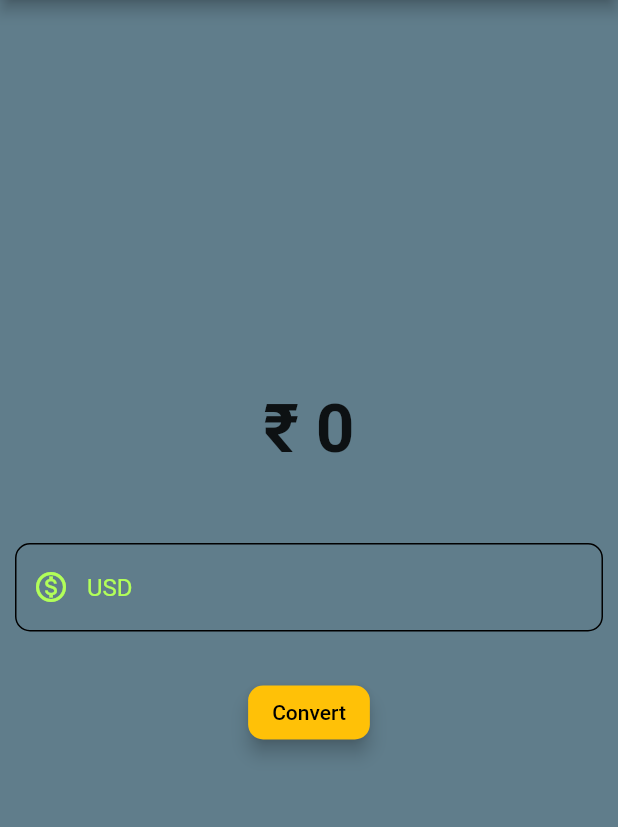
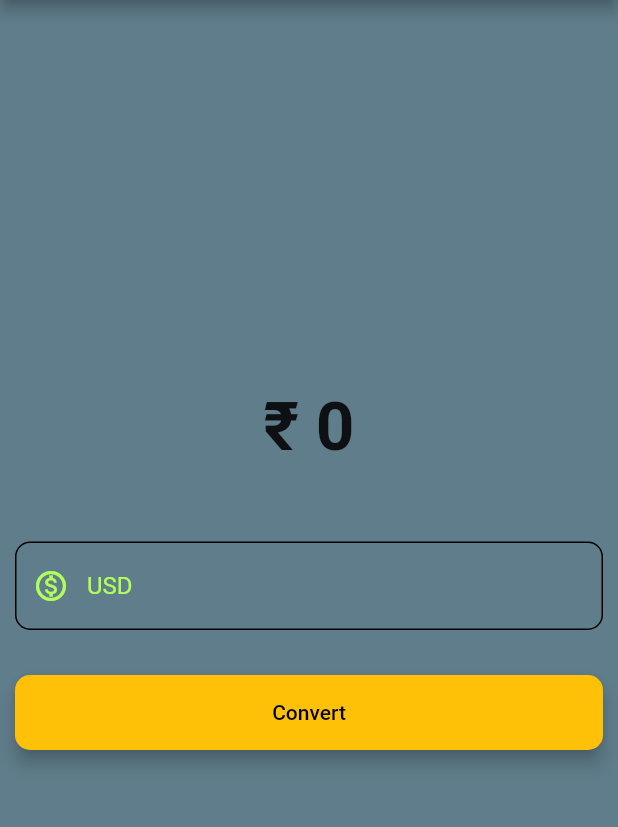
Before and after one commit to archit203/currency_app, a Flutter app: the screen it shows after launch, on a phone screen of 412 x 824 dp, the part 84-911 px from its top. Run offline on Flutter 3.47's test engine with Material 2 defaults, Android fonts, the phone set to English and light mode, and no system bars.

Commit message:
button changed

```diff
--- a/lib/currency_converter.dart
+++ b/lib/currency_converter.dart
@@ -74,7 +74,8 @@ class _CurrencyConverterState extends State<CurrencyConverter> {
                 elevation: const MaterialStatePropertyAll(5),
                 shape: MaterialStatePropertyAll(RoundedRectangleBorder(
                   borderRadius: BorderRadius.circular(10)
-                ))
+                )),
+                minimumSize: const MaterialStatePropertyAll(Size(double.infinity, 50))
               ),
               child: const Text('Convert')),
             ),
```
